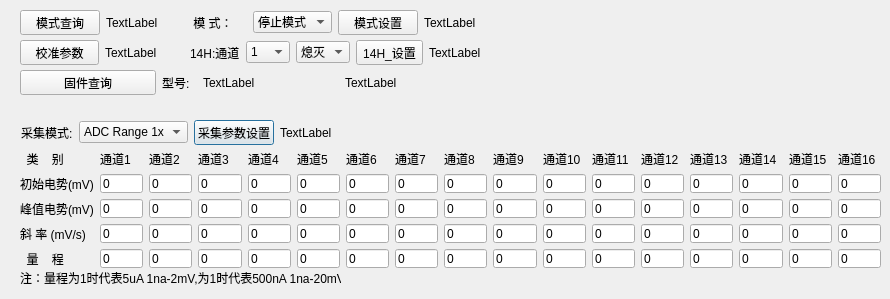
The window that terminal/TableView/csenddialog.ui (shanlizi/QT_GF_Software) describes before a commit, drawn with Qt 5.
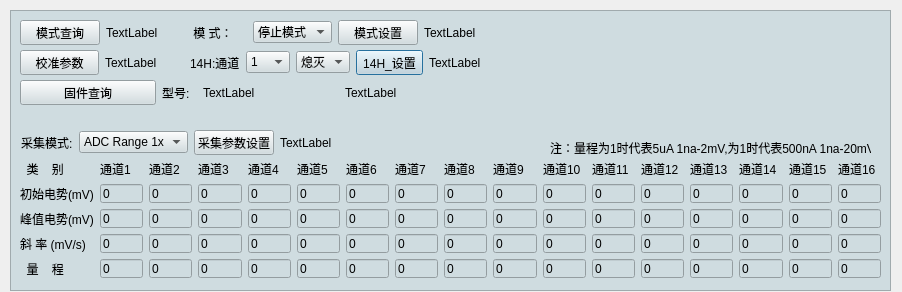
The same window after the commit.

Diff of the .ui file:
```diff
--- a/terminal/TableView/csenddialog.ui
+++ b/terminal/TableView/csenddialog.ui
@@ -6,18 +6,36 @@
    <rect>
     <x>0</x>
     <y>0</y>
-    <width>890</width>
-    <height>299</height>
+    <width>902</width>
+    <height>292</height>
    </rect>
   </property>
   <property name="windowTitle">
    <string>Dialog</string>
   </property>
+  <widget class="QFrame" name="frame">
+   <property name="geometry">
+    <rect>
+     <x>10</x>
+     <y>10</y>
+     <width>881</width>
+     <height>281</height>
+    </rect>
+   </property>
+   <property name="styleSheet">
+    <string notr="true">background-color: rgb(207, 220, 224);</string>
+   </property>
+   <property name="frameShape">
+    <enum>QFrame::StyledPanel</enum>
+   </property>
+   <property name="frameShadow">
+    <enum>QFrame::Raised</enum>
+   </property>
   <widget class="QLabel" name="label_25">
    <property name="geometry">
     <rect>
-     <x>20</x>
-     <y>270</y>
+      <x>540</x>
+      <y>130</y>
      <width>321</width>
      <height>16</height>
     </rect>
@@ -29,7 +47,221 @@
   <widget class="QWidget" name="layoutWidget">
    <property name="geometry">
     <rect>
-     <x>20</x>
+      <x>180</x>
+      <y>40</y>
+      <width>291</width>
+      <height>25</height>
+     </rect>
+    </property>
+    <layout class="QHBoxLayout" name="horizontalLayout_4">
+     <item>
+      <widget class="QLabel" name="label_2">
+       <property name="text">
+        <string>14H:通道</string>
+       </property>
+      </widget>
+     </item>
+     <item>
+      <widget class="QComboBox" name="comboBox_14H_channel">
+       <item>
+        <property name="text">
+         <string>1</string>
+        </property>
+       </item>
+       <item>
+        <property name="text">
+         <string>2</string>
+        </property>
+       </item>
+       <item>
+        <property name="text">
+         <string>3</string>
+        </property>
+       </item>
+       <item>
+        <property name="text">
+         <string>4</string>
+        </property>
+       </item>
+       <item>
+        <property name="text">
+         <string>5</string>
+        </property>
+       </item>
+       <item>
+        <property name="text">
+         <string>6</string>
+        </property>
+       </item>
+       <item>
+        <property name="text">
+         <string>7</string>
+        </property>
+       </item>
+       <item>
+        <property name="text">
+         <string>8</string>
+        </property>
+       </item>
+       <item>
+        <property name="text">
+         <string>9</string>
+        </property>
+       </item>
+       <item>
+        <property name="text">
+         <string>10</string>
+        </property>
+       </item>
+       <item>
+        <property name="text">
+         <string>11</string>
+        </property>
+       </item>
+       <item>
+        <property name="text">
+         <string>12</string>
+        </property>
+       </item>
+       <item>
+        <property name="text">
+         <string>13</string>
+        </property>
+       </item>
+       <item>
+        <property name="text">
+         <string>14</string>
+        </property>
+       </item>
+       <item>
+        <property name="text">
+         <string>15</string>
+        </property>
+       </item>
+       <item>
+        <property name="text">
+         <string>16</string>
+        </property>
+       </item>
+      </widget>
+     </item>
+     <item>
+      <widget class="QComboBox" name="comboBox_14H_LED">
+       <item>
+        <property name="text">
+         <string>熄灭</string>
+        </property>
+       </item>
+       <item>
+        <property name="text">
+         <string>点亮</string>
+        </property>
+       </item>
+      </widget>
+     </item>
+     <item>
+      <widget class="QPushButton" name="pushButton_14H_set">
+       <property name="text">
+        <string>14H_设置</string>
+       </property>
+      </widget>
+     </item>
+     <item>
+      <widget class="QLabel" name="label_32H_14H">
+       <property name="text">
+        <string>TextLabel</string>
+       </property>
+      </widget>
+     </item>
+    </layout>
+   </widget>
+   <widget class="QWidget" name="layoutWidget">
+    <property name="geometry">
+     <rect>
+      <x>180</x>
+      <y>10</y>
+      <width>291</width>
+      <height>25</height>
+     </rect>
+    </property>
+    <layout class="QHBoxLayout" name="horizontalLayout_3">
+     <item>
+      <widget class="QLabel" name="label">
+       <property name="text">
+        <string> 模 式：</string>
+       </property>
+      </widget>
+     </item>
+     <item>
+      <widget class="QComboBox" name="comboBox_model">
+       <item>
+        <property name="text">
+         <string>停止模式</string>
+        </property>
+       </item>
+       <item>
+        <property name="text">
+         <string>采集模式</string>
+        </property>
+       </item>
+       <item>
+        <property name="text">
+         <string>工程模式</string>
+        </property>
+       </item>
+       <item>
+        <property name="text">
+         <string>校准模式</string>
+        </property>
+       </item>
+      </widget>
+     </item>
+     <item>
+      <widget class="QPushButton" name="pushButton_setmodel">
+       <property name="text">
+        <string>模式设置</string>
+       </property>
+      </widget>
+     </item>
+     <item>
+      <widget class="QLabel" name="label_32H_12H">
+       <property name="text">
+        <string>TextLabel</string>
+       </property>
+      </widget>
+     </item>
+    </layout>
+   </widget>
+   <widget class="QWidget" name="layoutWidget">
+    <property name="geometry">
+     <rect>
+      <x>10</x>
+      <y>40</y>
+      <width>137</width>
+      <height>25</height>
+     </rect>
+    </property>
+    <layout class="QHBoxLayout" name="horizontalLayout_5">
+     <item>
+      <widget class="QPushButton" name="pushButton_adjust_15H">
+       <property name="text">
+        <string>校准参数</string>
+       </property>
+      </widget>
+     </item>
+     <item>
+      <widget class="QLabel" name="label_32H_15H">
+       <property name="text">
+        <string>TextLabel</string>
+       </property>
+      </widget>
+     </item>
+    </layout>
+   </widget>
+   <widget class="QWidget" name="layoutWidget">
+    <property name="geometry">
+     <rect>
+      <x>10</x>
      <y>150</y>
      <width>861</width>
      <height>118</height>
@@ -639,7 +871,53 @@
   <widget class="QWidget" name="layoutWidget">
    <property name="geometry">
     <rect>
-     <x>21</x>
+      <x>10</x>
+      <y>70</y>
+      <width>461</width>
+      <height>25</height>
+     </rect>
+    </property>
+    <layout class="QHBoxLayout" name="horizontalLayout_6">
+     <item>
+      <widget class="QPushButton" name="pushButton_version">
+       <property name="text">
+        <string>固件查询</string>
+       </property>
+      </widget>
+     </item>
+     <item>
+      <widget class="QLabel" name="label_26">
+       <property name="maximumSize">
+        <size>
+         <width>35</width>
+         <height>16777215</height>
+        </size>
+       </property>
+       <property name="text">
+        <string>型号:</string>
+       </property>
+      </widget>
+     </item>
+     <item>
+      <widget class="QLabel" name="label_Type">
+       <property name="text">
+        <string>TextLabel</string>
+       </property>
+      </widget>
+     </item>
+     <item>
+      <widget class="QLabel" name="label_version">
+       <property name="text">
+        <string>TextLabel</string>
+       </property>
+      </widget>
+     </item>
+    </layout>
+   </widget>
+   <widget class="QWidget" name="layoutWidget">
+    <property name="geometry">
+     <rect>
+      <x>11</x>
      <y>120</y>
      <width>311</width>
      <height>25</height>
@@ -689,7 +967,7 @@
   <widget class="QWidget" name="layoutWidget">
    <property name="geometry">
     <rect>
-     <x>20</x>
+      <x>10</x>
      <y>10</y>
      <width>141</width>
      <height>25</height>
@@ -712,266 +990,7 @@
     </item>
    </layout>
   </widget>
-  <widget class="QWidget" name="layoutWidget">
-   <property name="geometry">
-    <rect>
-     <x>190</x>
-     <y>10</y>
-     <width>291</width>
-     <height>25</height>
-    </rect>
-   </property>
-   <layout class="QHBoxLayout" name="horizontalLayout_3">
-    <item>
-     <widget class="QLabel" name="label">
-      <property name="text">
-       <string> 模 式：</string>
-      </property>
-     </widget>
-    </item>
-    <item>
-     <widget class="QComboBox" name="comboBox_model">
-      <item>
-       <property name="text">
-        <string>停止模式</string>
-       </property>
-      </item>
-      <item>
-       <property name="text">
-        <string>采集模式</string>
-       </property>
-      </item>
-      <item>
-       <property name="text">
-        <string>工程模式</string>
-       </property>
-      </item>
-      <item>
-       <property name="text">
-        <string>校准模式</string>
-       </property>
-      </item>
-     </widget>
-    </item>
-    <item>
-     <widget class="QPushButton" name="pushButton_setmodel">
-      <property name="text">
-       <string>模式设置</string>
-      </property>
-     </widget>
-    </item>
-    <item>
-     <widget class="QLabel" name="label_32H_12H">
-      <property name="text">
-       <string>TextLabel</string>
-      </property>
-     </widget>
-    </item>
-   </layout>
-  </widget>
-  <widget class="QWidget" name="layoutWidget">
-   <property name="geometry">
-    <rect>
-     <x>190</x>
-     <y>40</y>
-     <width>291</width>
-     <height>25</height>
-    </rect>
-   </property>
-   <layout class="QHBoxLayout" name="horizontalLayout_4">
-    <item>
-     <widget class="QLabel" name="label_2">
-      <property name="text">
-       <string>14H:通道</string>
-      </property>
-     </widget>
-    </item>
-    <item>
-     <widget class="QComboBox" name="comboBox_14H_channel">
-      <item>
-       <property name="text">
-        <string>1</string>
-       </property>
-      </item>
-      <item>
-       <property name="text">
-        <string>2</string>
-       </property>
-      </item>
-      <item>
-       <property name="text">
-        <string>3</string>
-       </property>
-      </item>
-      <item>
-       <property name="text">
-        <string>4</string>
-       </property>
-      </item>
-      <item>
-       <property name="text">
-        <string>5</string>
-       </property>
-      </item>
-      <item>
-       <property name="text">
-        <string>6</string>
-       </property>
-      </item>
-      <item>
-       <property name="text">
-        <string>7</string>
-       </property>
-      </item>
-      <item>
-       <property name="text">
-        <string>8</string>
-       </property>
-      </item>
-      <item>
-       <property name="text">
-        <string>9</string>
-       </property>
-      </item>
-      <item>
-       <property name="text">
-        <string>10</string>
-       </property>
-      </item>
-      <item>
-       <property name="text">
-        <string>11</string>
-       </property>
-      </item>
-      <item>
-       <property name="text">
-        <string>12</string>
-       </property>
-      </item>
-      <item>
-       <property name="text">
-        <string>13</string>
-       </property>
-      </item>
-      <item>
-       <property name="text">
-        <string>14</string>
-       </property>
-      </item>
-      <item>
-       <property name="text">
-        <string>15</string>
-       </property>
-      </item>
-      <item>
-       <property name="text">
-        <string>16</string>
-       </property>
-      </item>
-     </widget>
-    </item>
-    <item>
-     <widget class="QComboBox" name="comboBox_14H_LED">
-      <item>
-       <property name="text">
-        <string>熄灭</string>
-       </property>
-      </item>
-      <item>
-       <property name="text">
-        <string>点亮</string>
-       </property>
-      </item>
-     </widget>
-    </item>
-    <item>
-     <widget class="QPushButton" name="pushButton_14H_set">
-      <property name="text">
-       <string>14H_设置</string>
-      </property>
-     </widget>
-    </item>
-    <item>
-     <widget class="QLabel" name="label_32H_14H">
-      <property name="text">
-       <string>TextLabel</string>
-      </property>
-     </widget>
-    </item>
-   </layout>
-  </widget>
-  <widget class="QWidget" name="layoutWidget">
-   <property name="geometry">
-    <rect>
-     <x>20</x>
-     <y>40</y>
-     <width>137</width>
-     <height>25</height>
-    </rect>
-   </property>
-   <layout class="QHBoxLayout" name="horizontalLayout_5">
-    <item>
-     <widget class="QPushButton" name="pushButton_adjust_15H">
-      <property name="text">
-       <string>校准参数</string>
-      </property>
-     </widget>
-    </item>
-    <item>
-     <widget class="QLabel" name="label_32H_15H">
-      <property name="text">
-       <string>TextLabel</string>
-      </property>
-     </widget>
-    </item>
-   </layout>
-  </widget>
-  <widget class="QWidget" name="layoutWidget">
-   <property name="geometry">
-    <rect>
-     <x>20</x>
-     <y>70</y>
-     <width>461</width>
-     <height>25</height>
-    </rect>
-   </property>
-   <layout class="QHBoxLayout" name="horizontalLayout_6">
-    <item>
-     <widget class="QPushButton" name="pushButton_version">
-      <property name="text">
-       <string>固件查询</string>
-      </property>
-     </widget>
-    </item>
-    <item>
-     <widget class="QLabel" name="label_26">
-      <property name="maximumSize">
-       <size>
-        <width>35</width>
-        <height>16777215</height>
-       </size>
-      </property>
-      <property name="text">
-       <string>型号:</string>
-      </property>
-     </widget>
-    </item>
-    <item>
-     <widget class="QLabel" name="label_Type">
-      <property name="text">
-       <string>TextLabel</string>
-      </property>
-     </widget>
-    </item>
-    <item>
-     <widget class="QLabel" name="label_version">
-      <property name="text">
-       <string>TextLabel</string>
-      </property>
-     </widget>
-    </item>
-   </layout>
-  </widget>
+   <zorder>label_25</zorder>
   <zorder>layoutWidget</zorder>
   <zorder>layoutWidget</zorder>
   <zorder>layoutWidget</zorder>
@@ -980,6 +999,14 @@
   <zorder>layoutWidget</zorder>
   <zorder>layoutWidget</zorder>
   <zorder>label_25</zorder>
+   <zorder>layoutWidget</zorder>
+   <zorder>layoutWidget</zorder>
+   <zorder>layoutWidget</zorder>
+   <zorder>layoutWidget</zorder>
+   <zorder>layoutWidget</zorder>
+   <zorder>layoutWidget</zorder>
+   <zorder>layoutWidget</zorder>
+  </widget>
  </widget>
  <resources/>
  <connections/>
```
Lines whose indentation alone changed are shown as unchanged.
